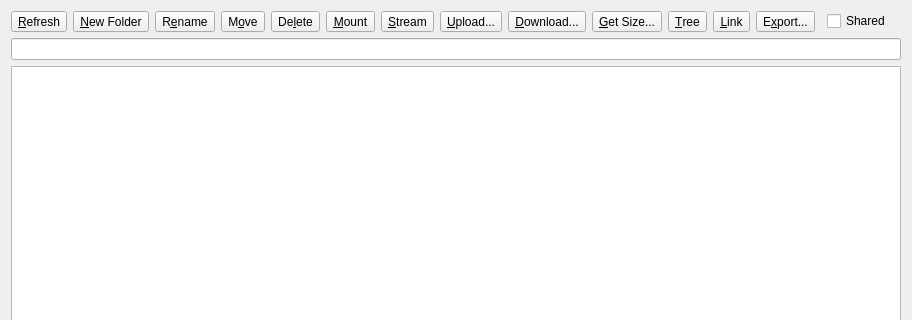
Qt form src/remote_widget.ui (holazt/RcloneBrowser) before a commit; both pictures show x 0 to 912 and y 0 to 320 of the 912 by 552 pixel window.
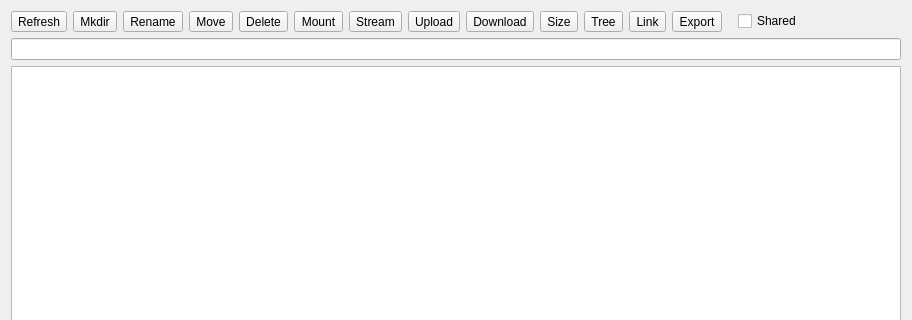
The same form after that commit.

Commit message: added different interface buttons style option

```diff
--- a/src/remote_widget.ui
+++ b/src/remote_widget.ui
@@ -54,130 +54,130 @@
           <item>
            <widget class="QToolButton" name="buttonRefresh">
             <property name="text">
-             <string>&amp;Refresh</string>
+             <string>Refresh</string>
             </property>
             <property name="toolButtonStyle">
-             <enum>Qt::ToolButtonTextBesideIcon</enum>
+             <enum>Qt::ToolButtonTextUnderIcon</enum>
             </property>
            </widget>
           </item>
           <item>
            <widget class="QToolButton" name="buttonMkdir">
             <property name="text">
-             <string>&amp;New Folder</string>
+             <string>Mkdir</string>
             </property>
             <property name="toolButtonStyle">
-             <enum>Qt::ToolButtonTextBesideIcon</enum>
+             <enum>Qt::ToolButtonTextUnderIcon</enum>
             </property>
            </widget>
           </item>
           <item>
            <widget class="QToolButton" name="buttonRename">
             <property name="text">
-             <string>R&amp;ename</string>
+             <string>Rename</string>
             </property>
             <property name="toolButtonStyle">
-             <enum>Qt::ToolButtonTextBesideIcon</enum>
+             <enum>Qt::ToolButtonTextUnderIcon</enum>
             </property>
            </widget>
           </item>
           <item>
            <widget class="QToolButton" name="buttonMove">
             <property name="text">
-             <string>M&amp;ove</string>
+             <string>Move</string>
             </property>
             <property name="toolButtonStyle">
-             <enum>Qt::ToolButtonTextBesideIcon</enum>
+             <enum>Qt::ToolButtonTextUnderIcon</enum>
             </property>
            </widget>
           </item>
           <item>
            <widget class="QToolButton" name="buttonPurge">
             <property name="text">
-             <string>De&amp;lete</string>
+             <string>Delete</string>
             </property>
             <property name="toolButtonStyle">
-             <enum>Qt::ToolButtonTextBesideIcon</enum>
+             <enum>Qt::ToolButtonTextUnderIcon</enum>
             </property>
            </widget>
           </item>
           <item>
            <widget class="QToolButton" name="buttonMount">
             <property name="text">
-             <string>&amp;Mount</string>
+             <string>Mount</string>
             </property>
             <property name="toolButtonStyle">
-             <enum>Qt::ToolButtonTextBesideIcon</enum>
+             <enum>Qt::ToolButtonTextUnderIcon</enum>
             </property>
            </widget>
           </item>
           <item>
            <widget class="QToolButton" name="buttonStream">
             <property name="text">
-             <string>&amp;Stream</string>
+             <string>Stream</string>
             </property>
             <property name="toolButtonStyle">
-             <enum>Qt::ToolButtonTextBesideIcon</enum>
+             <enum>Qt::ToolButtonTextUnderIcon</enum>
             </property>
            </widget>
           </item>
           <item>
            <widget class="QToolButton" name="buttonUpload">
             <property name="text">
-             <string>&amp;Upload...</string>
+             <string>Upload</string>
             </property>
             <property name="toolButtonStyle">
-             <enum>Qt::ToolButtonTextBesideIcon</enum>
+             <enum>Qt::ToolButtonTextUnderIcon</enum>
             </property>
            </widget>
           </item>
           <item>
            <widget class="QToolButton" name="buttonDownload">
             <property name="text">
-             <string>&amp;Download...</string>
+             <string>Download</string>
             </property>
             <property name="toolButtonStyle">
-             <enum>Qt::ToolButtonTextBesideIcon</enum>
+             <enum>Qt::ToolButtonTextUnderIcon</enum>
             </property>
            </widget>
           </item>
           <item>
            <widget class="QToolButton" name="buttonSize">
             <property name="text">
-             <string>&amp;Get Size...</string>
+             <string>Size</string>
             </property>
             <property name="toolButtonStyle">
-             <enum>Qt::ToolButtonTextBesideIcon</enum>
+             <enum>Qt::ToolButtonTextUnderIcon</enum>
             </property>
            </widget>
           </item>
           <item>
            <widget class="QToolButton" name="buttonTree">
             <property name="text">
-             <string>&amp;Tree</string>
+             <string>Tree</string>
             </property>
             <property name="toolButtonStyle">
-             <enum>Qt::ToolButtonTextBesideIcon</enum>
+             <enum>Qt::ToolButtonTextUnderIcon</enum>
             </property>
            </widget>
           </item>
           <item>
            <widget class="QToolButton" name="buttonLink">
             <property name="text">
-             <string>&amp;Link</string>
+             <string>Link</string>
             </property>
             <property name="toolButtonStyle">
-             <enum>Qt::ToolButtonTextBesideIcon</enum>
+             <enum>Qt::ToolButtonTextUnderIcon</enum>
             </property>
            </widget>
           </item>
           <item>
            <widget class="QToolButton" name="buttonExport">
             <property name="text">
-             <string>E&amp;xport...</string>
+             <string>Export</string>
             </property>
             <property name="toolButtonStyle">
-             <enum>Qt::ToolButtonTextBesideIcon</enum>
+             <enum>Qt::ToolButtonTextUnderIcon</enum>
             </property>
            </widget>
           </item>
@@ -186,10 +186,13 @@
             <property name="orientation">
              <enum>Qt::Horizontal</enum>
             </property>
+            <property name="sizeType">
+             <enum>QSizePolicy::Fixed</enum>
+            </property>
             <property name="sizeHint" stdset="0">
              <size>
-              <width>40</width>
-              <height>20</height>
+              <width>10</width>
+              <height>5</height>
              </size>
             </property>
            </spacer>
@@ -204,17 +207,33 @@
             </property>
            </widget>
           </item>
+          <item>
+           <spacer name="horizontalSpacer_2">
+            <property name="orientation">
+             <enum>Qt::Horizontal</enum>
+            </property>
+            <property name="sizeType">
+             <enum>QSizePolicy::Fixed</enum>
+            </property>
+            <property name="sizeHint" stdset="0">
+             <size>
+              <width>5</width>
+              <height>5</height>
+             </size>
+            </property>
+           </spacer>
+          </item>
           <item>
            <spacer name="spacer">
             <property name="orientation">
              <enum>Qt::Horizontal</enum>
             </property>
             <property name="sizeType">
-             <enum>QSizePolicy::Minimum</enum>
+             <enum>QSizePolicy::Expanding</enum>
             </property>
             <property name="sizeHint" stdset="0">
              <size>
-              <width>10</width>
+              <width>20</width>
               <height>20</height>
              </size>
             </property>
```
Left out of the diff: 45 changed lines with no effect on the pictures. The commit also changes 6 other files.
